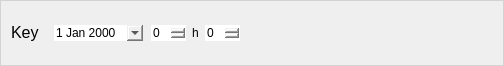
The window that resources/item_datetime.ui (lesca-research/piccel) describes before a commit, drawn with Qt 5.
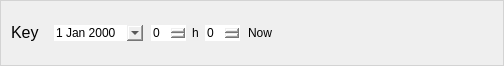
The same window after the commit.

Commit message: Prevent user from modifying user with higher role in __users__. Prevent user from setting a higher role than they have in __users__. Add version function to sheet plugin. Auto-update plugin of __users__ when version is obsolete. Add now button for date item UI in live form.

The edit to the form file:
```diff
--- a/resources/item_datetime.ui
+++ b/resources/item_datetime.ui
@@ -139,6 +139,13 @@
         </layout>
        </widget>
       </item>
+      <item>
+       <widget class="QPushButton" name="button_now">
+        <property name="text">
+         <string>Now</string>
+        </property>
+       </widget>
+      </item>
       <item>
        <spacer name="horizontalSpacer">
         <property name="orientation">
```
The commit also changes 4 other files.
